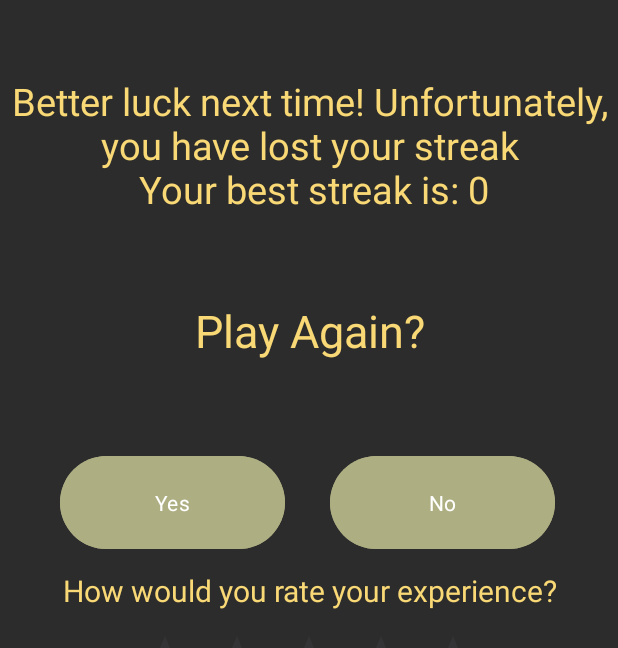
After one commit to Treez233/TravelUSA, an Android app: the StatActivity screen opened directly, with no data from a screen before it, on a phone screen of 412 x 824 dp. The commit adds this screen. Shown: the top 648 px of the screen. Run offline under Robolectric (Android 15) with nearby library versions, the phone set to English and light mode, and no system bars; our stand-ins replace AdMob.

Commit message:
finished added stats page, fulfilled 1 of the new GUI component, and the persistent data requirement.

```diff
--- a/app/src/main/AndroidManifest.xml
+++ b/app/src/main/AndroidManifest.xml
@@ -16,6 +16,8 @@
         tools:targetApi="31">
         <activity
             android:name=".MainActivity">
+        </activity>
+        <activity android:name=".StatActivity">
 
         </activity>
         <activity android:name=".TutorialActivity"
--- a/app/src/main/java/com/example/travelusa/GameActivity.kt
+++ /dev/null
@@ -1,6 +0,0 @@
-package com.example.travelusa
-
-import androidx.appcompat.app.AppCompatActivity
-
-class GameActivity : AppCompatActivity() {
-}
--- /dev/null
+++ b/app/src/main/java/com/example/travelusa/StatActivity.kt
@@ -0,0 +1,55 @@
+package com.example.travelusa
+
+import android.os.Bundle
+import android.view.View
+import android.widget.Button
+import android.widget.RatingBar
+import android.widget.TextView
+import android.widget.Toast
+import androidx.appcompat.app.AppCompatActivity
+
+class StatActivity : AppCompatActivity() {
+    private lateinit var ratingBar: RatingBar
+    private lateinit var stats : TextView
+    private lateinit var yes : Button
+    private lateinit var no : Button
+
+    override fun onCreate(savedInstanceState: Bundle?) {
+        super.onCreate(savedInstanceState)
+        setContentView(R.layout.activity_stat)
+        ratingBar = findViewById(R.id.ratingBar)
+        stats = findViewById(R.id.stats)
+        yes = findViewById(R.id.yes)
+        no = findViewById(R.id.no)
+        var handler : ButtonHandler = ButtonHandler()
+        yes.setOnClickListener(handler)
+        no.setOnClickListener(handler)
+        showStats()
+        ratingBar.onRatingBarChangeListener = RatingBar.OnRatingBarChangeListener { _, rating, _ ->
+            Toast.makeText(this, "Thank you for rating us $rating stars!", Toast.LENGTH_LONG).show()
+        }
+    }
+    fun showStats(){
+        var win = MainActivity.game.getWin()
+        if(win){
+            stats.text = "Congratulations! You have won!\n Your current streak is: ${MainActivity.game.getCurrStreak()} \n Your best streak is: ${MainActivity.game.getBestStreak()}"
+        }else{
+            stats.text = "Better luck next time! Unfortunately, you have lost your streak\n Your best streak is: ${MainActivity.game.getBestStreak()}"
+        }
+    }
+    inner class ButtonHandler : View.OnClickListener{
+        override fun onClick(v: View?) {
+            when(v?.id){
+                R.id.yes -> handleYes()
+                R.id.no -> handleNo()
+            }
+        }
+        private fun handleYes(){
+            MainActivity.game.startGame()
+            finish()
+        }
+        private fun handleNo(){
+            finish()
+        }
+    }
+}
--- a/app/src/main/java/com/example/travelusa/UserStatistics.kt
+++ /dev/null
@@ -1,4 +0,0 @@
-package com.example.travelusa
-
-class UserStatistics {
-}
--- a/app/src/main/res/layout/activity_game.xml
+++ /dev/null
@@ -1,6 +0,0 @@
-<?xml version="1.0" encoding="utf-8"?>
-<RelativeLayout xmlns:android="http://schemas.android.com/apk/res/android"
-    android:layout_width="match_parent"
-    android:layout_height="match_parent">
-
-</RelativeLayout>
--- /dev/null
+++ b/app/src/main/res/layout/activity_stat.xml
@@ -0,0 +1,60 @@
+<?xml version="1.0" encoding="utf-8"?>
+<RelativeLayout xmlns:android="http://schemas.android.com/apk/res/android"
+    android:layout_width="match_parent"
+    android:layout_height="match_parent"
+    android:background="@color/bg">
+    <TextView
+        android:layout_marginTop="50sp"
+        android:layout_width="match_parent"
+        android:layout_height="100dp"
+        android:textColor="@color/text"
+        android:textAlignment="center"
+        android:textSize="25sp"
+        android:id ="@+id/stats"/>
+
+    <TextView
+        android:id="@+id/playagain"
+        android:layout_width="match_parent"
+        android:layout_height="100dp"
+        android:layout_below="@+id/stats"
+        android:layout_marginTop="50dp"
+        android:textSize="30sp"
+        android:textAlignment="center"
+        android:text="@string/playagain"
+        android:textColor="@color/text"/>
+    <Button
+        android:layout_width="150dp"
+        android:layout_height="70dp"
+        android:layout_below="@+id/playagain"
+        android:layout_marginLeft="40dp"
+        android:id="@+id/yes"
+        android:backgroundTint="@color/dull_green"
+        android:text="@string/yes"/>
+    <Button
+        android:layout_width="150dp"
+        android:layout_height="70dp"
+        android:layout_marginLeft="30dp"
+        android:layout_below="@+id/playagain"
+        android:id="@+id/no"
+        android:layout_toRightOf="@+id/yes"
+        android:backgroundTint="@color/dull_green"
+        android:text="@string/no"/>
+    <TextView
+        android:layout_width="match_parent"
+        android:layout_height="30dp"
+        android:layout_marginTop="10dp"
+        android:textSize="20sp"
+        android:layout_below="@+id/yes"
+        android:textColor="@color/text"
+        android:textAlignment="center"
+        android:text="@string/rate"/>
+    <RatingBar
+        android:layout_marginTop="50dp"
+        android:layout_centerHorizontal="true"
+        android:layout_below="@+id/yes"
+        android:id="@+id/ratingBar"
+        android:layout_width="wrap_content"
+        android:layout_height="wrap_content"
+        android:numStars="5"
+        android:stepSize="1.0" />
+</RelativeLayout>
--- a/app/src/main/res/values/strings.xml
+++ b/app/src/main/res/values/strings.xml
@@ -2,4 +2,8 @@
     <string name="app_name">Travel USA</string>
     <string name="startButton">Start</string>
     <string name="closeButton">Close</string>
+    <string name="playagain">Play Again?</string>
+    <string name="yes">Yes</string>
+    <string name="no">No</string>
+    <string name="rate">How would you rate your experience?</string>
 </resources>
```
Also changed, not shown: app/src/main/java/com/example/travelusa/Game.kt (+44 -10 lines), app/src/main/java/com/example/travelusa/MainActivity.kt (+13 -1 lines), app/src/main/res/layout/activity_main.xml (+11 -2 lines).
